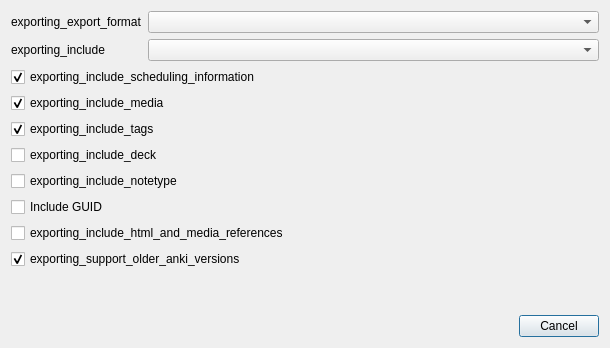
Before: the Qt Designer form qt/aqt/forms/exporting.ui in ankitects/anki, drawn with Qt 5.
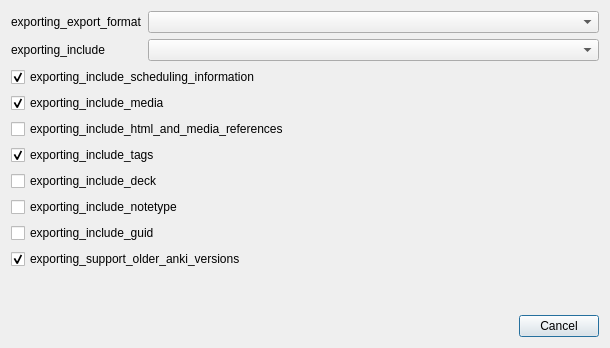
After: the same form once the commit is applied.

Commit message: Tweak export option labels

```diff
--- a/qt/aqt/forms/exporting.ui
+++ b/qt/aqt/forms/exporting.ui
@@ -77,6 +77,13 @@
        </property>
       </widget>
      </item>
+     <item>
+      <widget class="QCheckBox" name="includeHTML">
+       <property name="text">
+        <string>exporting_include_html_and_media_references</string>
+       </property>
+      </widget>
+     </item>
      <item>
       <widget class="QCheckBox" name="includeTags">
        <property name="text">
@@ -110,14 +117,7 @@
      <item>
       <widget class="QCheckBox" name="includeGuid">
        <property name="text">
-        <string notr="true">Include GUID</string>
-       </property>
-      </widget>
-     </item>
-     <item>
-      <widget class="QCheckBox" name="includeHTML">
-       <property name="text">
-        <string>exporting_include_html_and_media_references</string>
+        <string>exporting_include_guid</string>
        </property>
       </widget>
      </item>
```
The commit also changes 1 other file.
